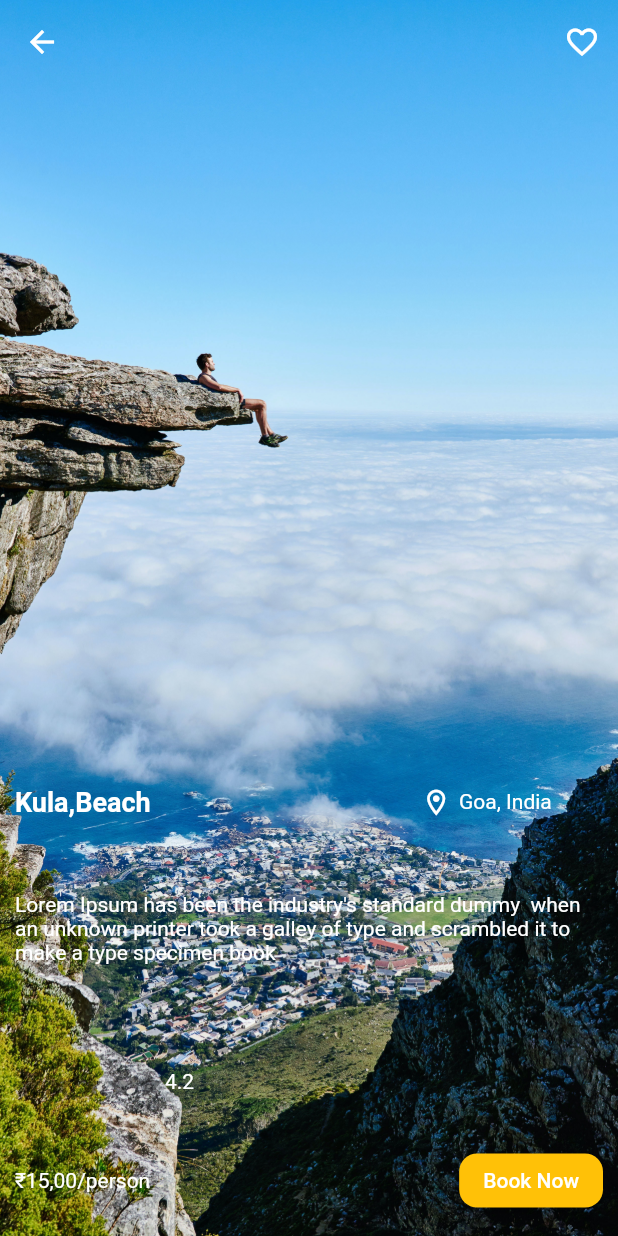
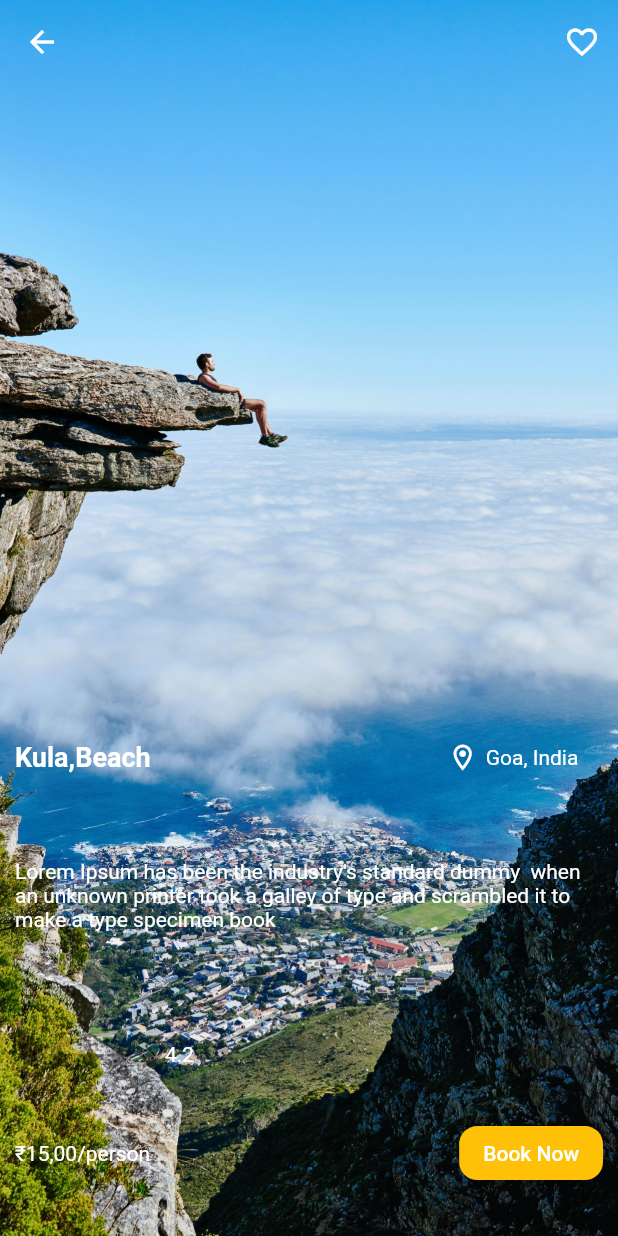
Before and after one commit to mahesh-mr/ui_task_turist, a Flutter app: the SingleDetails screen opened directly, on a phone screen of 412 x 824 dp. Run offline on Flutter 3.47's test engine with Material 2 defaults, Android fonts, the phone set to English and light mode, and no system bars; drawn by our look-alikes of flutter_rating_bar; our stand-ins replace google_fonts.

Commit message:
last commit

```diff
--- a/lib/view/home_screen.dart
+++ b/lib/view/home_screen.dart
@@ -1,5 +1,4 @@
 import 'package:flutter/material.dart';
-import 'package:ui_task_travel/controller/category_controller.dart';
 import 'package:ui_task_travel/view/style/style.dart';
 import 'package:ui_task_travel/view/widgets/category.dart';
 import 'package:ui_task_travel/view/widgets/details_image.dart';
--- a/lib/view/single_view.dart
+++ b/lib/view/single_view.dart
@@ -10,7 +10,7 @@ class SingleDetails extends StatelessWidget {
     final size = MediaQuery.of(context).size;
     final height = size.height;
     final width = size.width;
-    final height10 = SizedBox(height: height * .02);
+
     return Container(
       constraints: const BoxConstraints.expand(),
       decoration: const BoxDecoration(
@@ -41,7 +41,7 @@ class SingleDetails extends StatelessWidget {
           child: Padding(
             padding: const EdgeInsets.symmetric(horizontal: 10),
             child: SizedBox(
-              height: 300,
+              height: height * .4,
               child: Column(
                 children: [
                   Row(
@@ -51,7 +51,7 @@ class SingleDetails extends StatelessWidget {
                         beach,
                         style: sublinewite,
                       ),
-                      const SizedBox(width: 180),
+                      SizedBox(width: width * .48),
                       Icon(
                         Icons.location_on_outlined,
                         size: width * .05,
@@ -64,12 +64,12 @@ class SingleDetails extends StatelessWidget {
                       )
                     ],
                   ),
-                  const SizedBox(height: 50),
+                  SizedBox(height: height * .07),
                   Text(
                     subtitle,
                     style: baseLine2,
                   ),
-                  const SizedBox(height: 70),
+                  SizedBox(height: height * .09),
                   Wrap(
                     children: [
                       rateing,
@@ -77,7 +77,7 @@ class SingleDetails extends StatelessWidget {
                         point,
                         style: baseLine2,
                       ),
-                      const SizedBox(height: 50),
+                      SizedBox(height: height * .06),
                       Row(
                         mainAxisAlignment: MainAxisAlignment.spaceBetween,
                         children: [
--- a/lib/view/style/style.dart
+++ b/lib/view/style/style.dart
@@ -1,24 +1,25 @@
 import 'package:flutter/material.dart';
 import 'package:google_fonts/google_fonts.dart';
 
-const black =Colors.black;
+//==============================================================================
+//COLORS========================================================================
+const black = Colors.black;
 const grey = Color.fromARGB(255, 113, 111, 111);
-const greyLight=Color.fromARGB(255, 247, 244, 244);
-const red =Colors.red;
+const greyLight = Color.fromARGB(255, 247, 244, 244);
+const red = Colors.red;
 const green = Colors.green;
 const white = Colors.white;
 const yellow = Colors.amber;
 
+//==============================================================================
+//FONTS=========================================================================
 
-
-
-
-
-
-final headline= GoogleFonts.roboto(fontSize: 20,fontWeight:FontWeight.bold,color: black);
-final subline = GoogleFonts.roboto(fontSize:16 ,color: black );
-final sublinewite  = GoogleFonts.roboto(fontSize:18,color: white,fontWeight:FontWeight.bold );
-final imageSubline = GoogleFonts.roboto(fontSize:16 ,color: white);
-final price= GoogleFonts.roboto(fontSize:16,color:red,);
-final baseLine2= GoogleFonts.roboto(fontSize: 14,color:white);
-final baseLine= GoogleFonts.roboto(fontSize: 16,color:grey);
+final headline =
+    GoogleFonts.roboto(fontSize: 20, fontWeight: FontWeight.bold, color: black);
+final subline = GoogleFonts.roboto(fontSize: 16, color: black);
+final sublinewite =
+    GoogleFonts.roboto(fontSize: 18, color: white, fontWeight: FontWeight.bold);
+final imageSubline = GoogleFonts.roboto(fontSize: 16, color: white);
+final price = GoogleFonts.roboto(fontSize: 16, color: red);
+final baseLine2 = GoogleFonts.roboto(fontSize: 14, color: white);
+final baseLine = GoogleFonts.roboto(fontSize: 16, color: grey);
--- a/lib/view/widgets/details_image.dart
+++ b/lib/view/widgets/details_image.dart
@@ -28,6 +28,7 @@ class ImageList extends StatelessWidget {
               Padding(
                 padding: const EdgeInsets.all(10.0),
                 child: GestureDetector(
+                  // ignore: prefer_const_constructors
                   onTap:(){Navigator.push(context,MaterialPageRoute(builder: (context) => SingleDetails(),));},
                   child: Container(
                     height: height * .25,
```
Also changed, not shown: lib/model/category_model.dart (+0 -8 lines).
